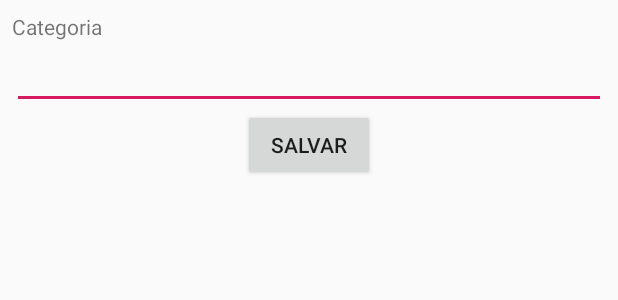
After one commit to ruanlas/to-do-list-app, an Android app: the layout fragment_register_category.xml on its own in the app's theme, with its tools: preview values and no code run, on a phone screen of 412 x 824 dp. The commit adds this screen. Shown: the top 300 px of the screen. Run offline under Robolectric (Android 15) with nearby library versions, the phone set to English and light mode, and no system bars.

Commit message:
criação dos fragments

```diff
--- a/app/build.gradle
+++ b/app/build.gradle
@@ -23,6 +23,7 @@ dependencies {
     implementation 'com.android.support:appcompat-v7:28.0.0'
     implementation 'com.android.support:design:28.0.0'
     implementation 'com.android.support.constraint:constraint-layout:1.1.3'
+    implementation 'com.android.support:support-v4:28.0.0'
     testImplementation 'junit:junit:4.12'
     androidTestImplementation 'com.android.support.test:runner:1.0.2'
     androidTestImplementation 'com.android.support.test.espresso:espresso-core:3.0.2'
--- a/app/src/main/res/layout/app_bar_main.xml
+++ b/app/src/main/res/layout/app_bar_main.xml
@@ -28,6 +28,6 @@
         android:layout_height="wrap_content"
         android:layout_gravity="bottom|end"
         android:layout_margin="@dimen/fab_margin"
-        app:srcCompat="@android:drawable/ic_dialog_email" />
+        app:srcCompat="@android:drawable/ic_input_add" />
 
 </android.support.design.widget.CoordinatorLayout>
--- /dev/null
+++ b/app/src/main/res/layout/fragment_register_category.xml
@@ -0,0 +1,41 @@
+<?xml version="1.0" encoding="utf-8"?>
+<FrameLayout xmlns:android="http://schemas.android.com/apk/res/android"
+    xmlns:tools="http://schemas.android.com/tools"
+    android:layout_width="match_parent"
+    android:layout_height="match_parent"
+    tools:context=".RegisterCategoryFragment">
+
+    <ScrollView
+        android:layout_width="match_parent"
+        android:layout_height="match_parent">
+
+        <LinearLayout
+            android:layout_width="match_parent"
+            android:layout_height="match_parent"
+            android:orientation="vertical"
+            android:padding="8dp">
+
+            <TextView
+                android:layout_width="match_parent"
+                android:layout_height="wrap_content"
+                android:text="Categoria"/>
+
+            <EditText
+                android:id="@+id/edt_category"
+                android:inputType="textPersonName"
+                android:layout_width="match_parent"
+                android:layout_height="wrap_content" />
+
+            <Button
+                android:id="@+id/btn_save_category"
+                android:text="Salvar"
+                android:layout_width="wrap_content"
+                android:layout_height="wrap_content"
+                android:layout_gravity="center_horizontal"/>
+
+
+        </LinearLayout>
+
+    </ScrollView>
+
+</FrameLayout>
--- a/app/src/main/res/values/strings.xml
+++ b/app/src/main/res/values/strings.xml
@@ -6,4 +6,7 @@
     <string name="nav_header_subtitle">android.studio@android.com</string>
     <string name="nav_header_desc">Navigation header</string>
     <string name="action_settings">Settings</string>
+
+    <!-- TODO: Remove or change this placeholder text -->
+    <string name="hello_blank_fragment">Hello blank fragment</string>
 </resources>
```
Also changed, not shown: app/src/main/java/com/example/ruan/todolist/RegisterCategoryFragment.java (added, +108 -0 lines), app/src/main/java/com/example/ruan/todolist/RegisterTagFragment.java (added, +108 -0 lines), app/src/main/java/com/example/ruan/todolist/RegisterTaskFragment.java (added, +108 -0 lines), app/src/main/res/layout/content_main.xml (+10 -4 lines), app/src/main/res/layout/fragment_register_tag.xml (added, +39 -0 lines), app/src/main/res/layout/fragment_register_task.xml (added, +74 -0 lines).
